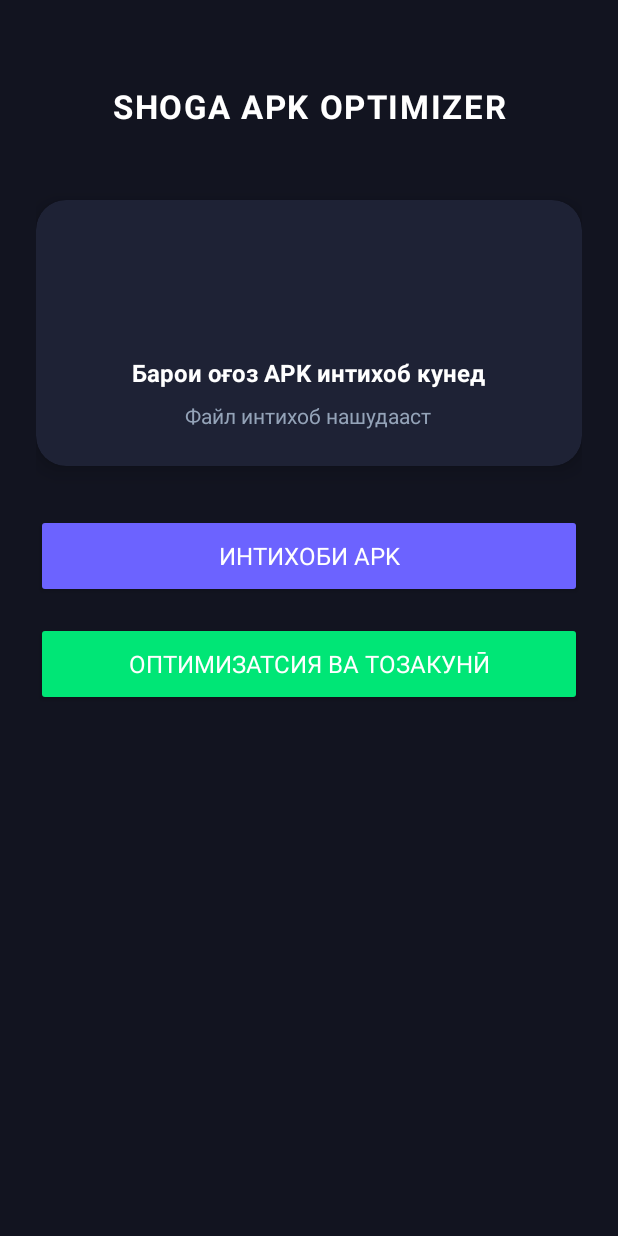
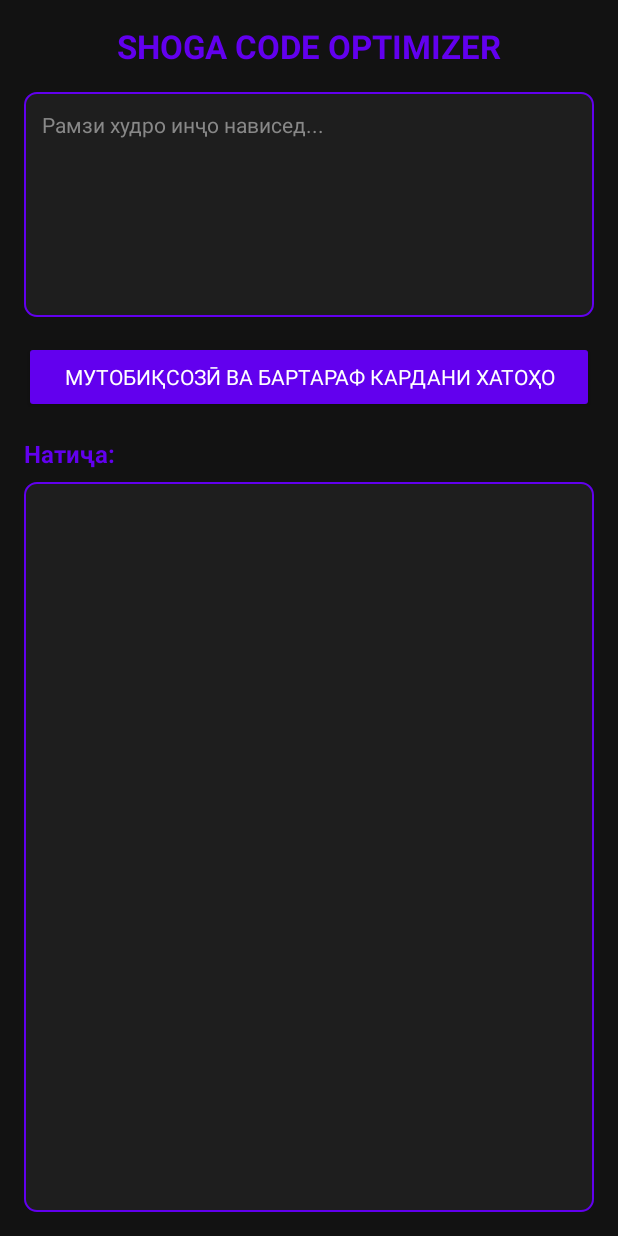
Before and after one commit to werjavop56cx-commits/PATSANI-UNIVERSAL-BUILDER, an Android app: the layout activity_main.xml on its own in the app's theme, with its tools: preview values and no code run, on a phone screen of 412 x 824 dp. Run offline under Robolectric (Android 15) with nearby library versions, the phone set to English and light mode, and no system bars.

Commit message:
SHOGA APK 1794747589

```diff
--- a/project/app/build.gradle
+++ b/project/app/build.gradle
@@ -18,6 +18,5 @@ android {
 dependencies {
     implementation 'androidx.appcompat:appcompat:1.7.0'
     implementation 'com.google.android.material:material:1.12.0'
-    implementation 'androidx.activity:activity:1.9.3'
     implementation 'androidx.constraintlayout:constraintlayout:2.2.0'
 }
--- /dev/null
+++ b/project/app/src/main/res/anim/fade_in.xml
@@ -0,0 +1,7 @@
+<?xml version="1.0" encoding="utf-8"?>
+<set xmlns:android="http://schemas.android.com/apk/res/android">
+    <alpha
+        android:fromAlpha="0.1"
+        android:toAlpha="1.0"
+        android:duration="300"/>
+</set>
--- a/project/app/src/main/res/drawable/custom_progress.xml
+++ /dev/null
@@ -1,17 +0,0 @@
-<?xml version="1.0" encoding="utf-8"?>
-<layer-list xmlns:android="http://schemas.android.com/apk/res/android">
-    <item android:id="@android:id/background">
-        <shape>
-            <solid android:color="#2A2E43"/>
-            <corners android:radius="4dp"/>
-        </shape>
-    </item>
-    <item android:id="@android:id/progress">
-        <scale android:scaleWidth="100%">
-            <shape>
-                <solid android:color="#00E676"/>
-                <corners android:radius="4dp"/>
-            </shape>
-        </scale>
-    </item>
-</layer-list>
--- /dev/null
+++ b/project/app/src/main/res/drawable/edit_text_bg.xml
@@ -0,0 +1,7 @@
+<?xml version="1.0" encoding="utf-8"?>
+<shape xmlns:android="http://schemas.android.com/apk/res/android"
+    android:shape="rectangle">
+    <solid android:color="@color/surface"/>
+    <corners android:radius="8dp"/>
+    <stroke android:width="1dp" android:color="@color/primary"/>
+</shape>
--- a/project/app/src/main/res/drawable/ic_apk_optimizer.xml
+++ /dev/null
@@ -1,10 +0,0 @@
-<?xml version="1.0" encoding="utf-8"?>
-<vector xmlns:android="http://schemas.android.com/apk/res/android"
-    android:width="64dp"
-    android:height="64dp"
-    android:viewportWidth="24"
-    android:viewportHeight="24">
-    <path
-        android:fillColor="#00E676"
-        android:path="M19,3H5C3.89,3 3,3.89 3,5V19C3,20.1 3.89,21 5,21H19C20.1,21 21,20.1 21,19V5C21,3.89 20.1,3 19,3M19,5V7H17V5H19M7,5H9V7H7V5M5,9H19V19H5V9M7,11V13H9V11H7M11,11V13H13V11H11M15,11V13H17V11H15M7,15V17H9V15H7M11,15V17H13V15H11M15,15V17H17V15H15Z"/>
-</vector>
--- a/project/app/src/main/res/layout/activity_main.xml
+++ b/project/app/src/main/res/layout/activity_main.xml
@@ -1,113 +1,62 @@
 <?xml version="1.0" encoding="utf-8"?>
-<androidx.constraintlayout.widget.ConstraintLayout xmlns:android="http://schemas.android.com/apk/res/android"
-    xmlns:app="http://schemas.android.com/apk/res-auto"
+<LinearLayout xmlns:android="http://schemas.android.com/apk/res/android"
     android:layout_width="match_parent"
     android:layout_height="match_parent"
-    android:background="@color/bg_dark"
-    android:padding="24dp">
+    android:orientation="vertical"
+    android:padding="16dp"
+    android:background="@color/background">
 
     <TextView
-        android:id="@+id/tvTitle"
-        android:layout_width="wrap_content"
+        android:layout_width="match_parent"
         android:layout_height="wrap_content"
-        android:text="SHOGA APK OPTIMIZER"
-        android:textColor="@color/text_primary"
+        android:text="SHOGA CODE OPTIMIZER"
         android:textSize="22sp"
         android:textStyle="bold"
-        android:letterSpacing="0.05"
-        app:layout_constraintTop_toTopOf="parent"
-        app:layout_constraintStart_toStartOf="parent"
-        app:layout_constraintEnd_toEndOf="parent"
-        android:layout_marginTop="32dp"/>
+        android:textColor="@color/primary"
+        android:gravity="center"
+        android:layout_marginBottom="16dp"/>
 
-    <androidx.cardview.widget.CardView
-        android:id="@+id/cardView"
-        android:layout_width="0dp"
-        android:layout_height="wrap_content"
-        android:layout_marginTop="48dp"
-        app:cardBackgroundColor="@color/card_bg"
-        app:cardCornerRadius="20dp"
-        app:cardElevation="8dp"
-        app:layout_constraintTop_toBottomOf="@+id/tvTitle"
-        app:layout_constraintStart_toStartOf="parent"
-        app:layout_constraintEnd_toEndOf="parent">
-
-        <LinearLayout
-            android:layout_width="match_parent"
-            android:layout_height="wrap_content"
-            android:orientation="vertical"
-            android:padding="24dp"
-            android:gravity="center">
-
-            <ImageView
-                android:layout_width="64dp"
-                android:layout_height="64dp"
-                android:src="@drawable/ic_apk_optimizer"
-                android:contentDescription="Icon"
-                android:tint="@color/accent"/>
-
-            <TextView
-                android:id="@+id/tvStatus"
-                android:layout_width="wrap_content"
-                android:layout_height="wrap_content"
-                android:text="Барои оғоз APK интихоб кунед"
-                android:textColor="@color/text_primary"
-                android:textSize="16sp"
-                android:textStyle="bold"
-                android:layout_marginTop="16dp"
-                android:textAlignment="center"/>
-
-            <TextView
-                android:id="@+id/tvDetails"
-                android:layout_width="wrap_content"
-                android:layout_height="wrap_content"
-                android:text="Файл интихоб нашудааст"
-                android:textColor="@color/text_secondary"
-                android:textSize="14sp"
-                android:layout_marginTop="8dp"
-                android:textAlignment="center"/>
-
-            <ProgressBar
-                android:id="@+id/progressBar"
-                style="?android:attr/progressBarStyleHorizontal"
-                android:layout_width="match_parent"
-                android:layout_height="8dp"
-                android:layout_marginTop="24dp"
-                android:indeterminate="false"
-                android:max="100"
-                android:progress="0"
-                android:progressDrawable="@drawable/custom_progress"
-                android:visibility="gone"/>
-
-        </LinearLayout>
-    </androidx.cardview.widget.CardView>
-
-    <Button
-        android:id="@+id/btnSelectApk"
-        android:layout_width="0dp"
-        android:layout_height="56dp"
-        android:text="Интихоби APK"
-        android:textColor="@color/white"
-        android:textSize="16sp"
-        android:backgroundTint="@color/accent"
-        app:cornerRadius="16dp"
-        app:layout_constraintTop_toBottomOf="@+id/cardView"
-        app:layout_constraintStart_toStartOf="parent"
-        app:layout_constraintEnd_toEndOf="parent"
-        android:layout_marginTop="32dp"/>
+    <EditText
+        android:id="@+id/inputCode"
+        android:layout_width="match_parent"
+        android:layout_height="150dp"
+        android:hint="Рамзи худро инҷо нависед..."
+        android:gravity="top|start"
+        android:inputType="textMultiLine"
+        android:background="@drawable/edit_text_bg"
+        android:padding="12dp"
+        android:textColor="@color/text_color"
+        android:textColorHint="@color/hint_color"
+        android:textSize="14sp"/>
 
     <Button
         android:id="@+id/btnOptimize"
-        android:layout_width="0dp"
-        android:layout_height="56dp"
-        android:text="Оптимизатсия ва тозакунӣ"
+        android:layout_width="match_parent"
+        android:layout_height="wrap_content"
+        android:text="Мутобиқсозӣ ва бартараф кардани хатоҳо"
+        android:backgroundTint="@color/primary"
         android:textColor="@color/white"
+        android:layout_marginTop="16dp"
+        android:layout_marginBottom="16dp"/>
+
+    <TextView
+        android:layout_width="match_parent"
+        android:layout_height="wrap_content"
+        android:text="Натиҷа:"
+        android:textStyle="bold"
+        android:textColor="@color/primary"
         android:textSize="16sp"
-        android:backgroundTint="@color/accent_secondary"
-        app:cornerRadius="16dp"
-        app:layout_constraintTop_toBottomOf="@+id/btnSelectApk"
-        app:layout_constraintStart_toStartOf="parent"
-        app:layout_constraintEnd_toEndOf="parent"
-        android:layout_marginTop="16dp"/>
+        android:layout_marginBottom="8dp"/>
 
-</androidx.constraintlayout.widget.ConstraintLayout>
+    <TextView
+        android:id="@+id/outputCode"
+        android:layout_width="match_parent"
+        android:layout_height="0dp"
+        android:layout_weight="1"
+        android:background="@drawable/edit_text_bg"
+        android:padding="12dp"
+        android:textColor="@color/text_color"
+        android:textSize="14sp"
+        android:scrollbars="vertical"/>
+
+</LinearLayout>
--- a/project/app/src/main/res/values/colors.xml
+++ b/project/app/src/main/res/values/colors.xml
@@ -1,11 +1,10 @@
 <?xml version='1.0' encoding='utf-8'?>
 <resources>
-    <color name="bg_dark">#121420</color>
-    <color name="card_bg">#1E2235</color>
-    <color name="accent">#6C63FF</color>
-    <color name="accent_secondary">#00E676</color>
-    <color name="text_primary">#FFFFFF</color>
-    <color name="text_secondary">#94A3B8</color>
+    <color name="primary">#6200EE</color>
+    <color name="background">#121212</color>
+    <color name="surface">#1E1E1E</color>
+    <color name="text_color">#FFFFFF</color>
+    <color name="hint_color">#888888</color>
     <color name="white">#FFFFFF</color>
     <color name="shoga_primary">#3157D5</color>
     <color name="shoga_primary_dark">#203B9C</color>
--- a/project/app/src/main/res/values/strings.xml
+++ b/project/app/src/main/res/values/strings.xml
@@ -1,4 +1,4 @@
 <?xml version="1.0" encoding="utf-8"?>
 <resources>
-    <string name="app_name">ShogaAPK Optimizer</string>
+    <string name="app_name">Code Optimizer Pro</string>
 </resources>
```
Also changed, not shown: project/app/src/main/java/com/shoga/generated/MainActivity.java, 2 other files.
